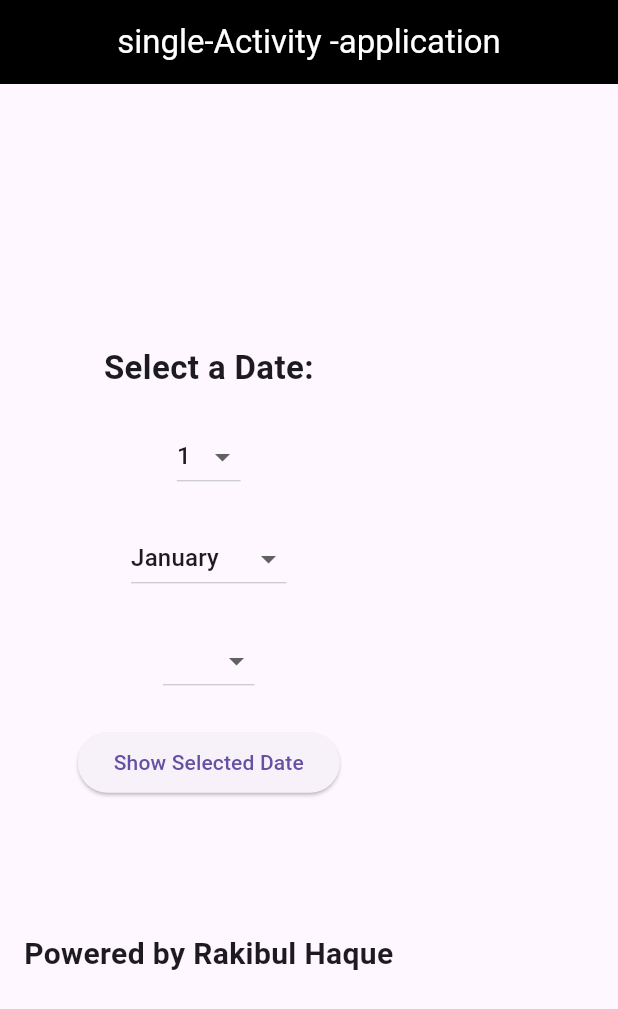
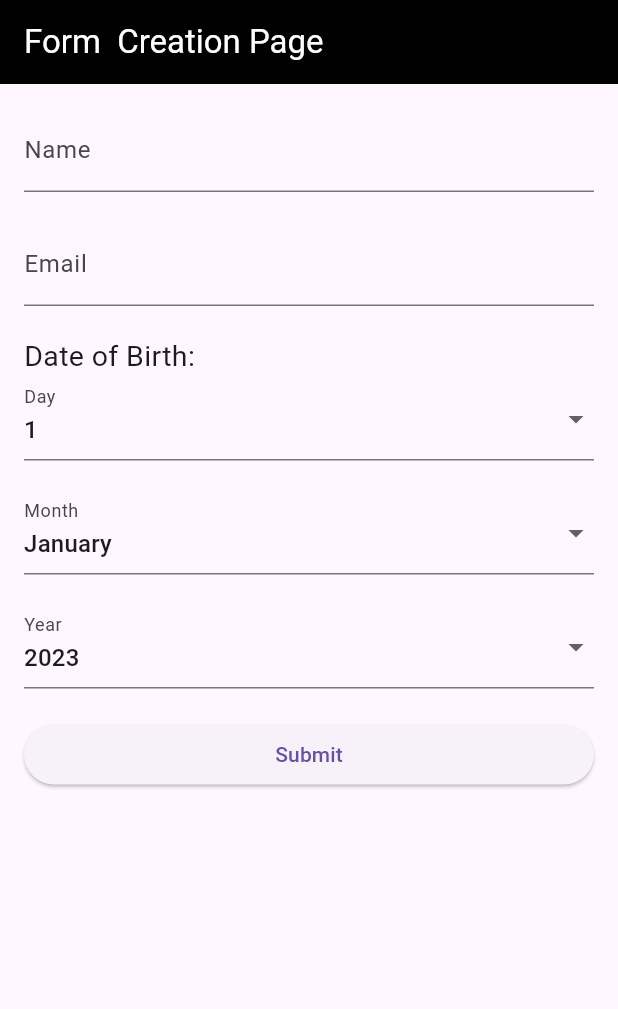
Before and after one commit to nighttourist/ecommerce, a Flutter app: the screen it shows after launch, on a phone screen of 412 x 824 dp. Shown: the top 1009 px of the screen. Run offline on Flutter 3.47's test engine with Material 3 defaults, Android fonts, the phone set to English and light mode, and no system bars.

Commit message:
3rd lab changes

```diff
--- /dev/null
+++ b/lib/form_page.dart
@@ -0,0 +1,173 @@
+import 'package:flutter/material.dart';
+import 'result_page.dart'; // Import the ResultPage to navigate to it
+
+class FormPage extends StatefulWidget {
+  @override
+  _FormPageState createState() => _FormPageState();
+}
+
+class _FormPageState extends State<FormPage> {
+  final _formKey = GlobalKey<FormState>();
+  String _selectedDay = '1';
+  String _selectedMonth = 'January';
+  String _selectedYear = '2023';
+  String _name = '';
+  String _email = '';
+
+  @override
+  Widget build(BuildContext context) {
+    return Scaffold(
+      appBar: AppBar(
+        title: Text('Form  Creation Page'),
+        backgroundColor: Colors.black,
+        foregroundColor: Colors.white,
+      ),
+      body: SingleChildScrollView(
+        // Make the form scrollable
+        child: Padding(
+          padding: const EdgeInsets.all(16.0),
+          child: Form(
+            key: _formKey,
+            child: Column(
+              mainAxisAlignment: MainAxisAlignment.center,
+              crossAxisAlignment: CrossAxisAlignment.stretch,
+              children: [
+                // Name TextField
+                TextFormField(
+                  decoration: InputDecoration(labelText: 'Name'),
+                  validator: (value) {
+                    if (value == null || value.isEmpty) {
+                      return 'Please enter your name';
+                    }
+                    return null;
+                  },
+                  onSaved: (value) {
+                    _name = value!;
+                  },
+                ),
+                SizedBox(height: 20),
+
+                // Email TextField
+                TextFormField(
+                  decoration: InputDecoration(labelText: 'Email'),
+                  validator: (value) {
+                    if (value == null || value.isEmpty) {
+                      return 'Please enter your email';
+                    } else if (!RegExp(r'^[^@]+@[^@]+\.[^@]+')
+                        .hasMatch(value)) {
+                      return 'Please enter a valid email address';
+                    }
+                    return null;
+                  },
+                  onSaved: (value) {
+                    _email = value!;
+                  },
+                ),
+                SizedBox(height: 20),
+                Text(
+                  'Date of Birth:',
+                  style: TextStyle(
+                    fontSize: 19,
+                  ),
+                ),
+                // Day Spinner
+                DropdownButtonFormField<String>(
+                  value: _selectedDay,
+                  decoration: InputDecoration(labelText: 'Day'),
+                  onChanged: (String? newValue) {
+                    setState(() {
+                      _selectedDay = newValue!;
+                    });
+                  },
+                  items: List<String>.generate(
+                          31, (index) => (index + 1).toString())
+                      .map<DropdownMenuItem<String>>((String value) {
+                    return DropdownMenuItem<String>(
+                      value: value,
+                      child: Text(value),
+                    );
+                  }).toList(),
+                ),
+                SizedBox(height: 20),
+
+                // Month Spinner
+                DropdownButtonFormField<String>(
+                  value: _selectedMonth,
+                  decoration: InputDecoration(labelText: 'Month'),
+                  onChanged: (String? newValue) {
+                    setState(() {
+                      _selectedMonth = newValue!;
+                    });
+                  },
+                  items: <String>[
+                    'January',
+                    'February',
+                    'March',
+                    'April',
+                    'May',
+                    'June',
+                    'July',
+                    'August',
+                    'September',
+                    'October',
+                    'November',
+                    'December'
+                  ].map<DropdownMenuItem<String>>((String value) {
+                    return DropdownMenuItem<String>(
+                      value: value,
+                      child: Text(value),
+                    );
+                  }).toList(),
+                ),
+                SizedBox(height: 20),
+
+                // Year Spinner
+                DropdownButtonFormField<String>(
+                  value: _selectedYear,
+                  decoration: InputDecoration(labelText: 'Year'),
+                  onChanged: (String? newValue) {
+                    setState(() {
+                      _selectedYear = newValue!;
+                    });
+                  },
+                  items: List<String>.generate(
+                          50, (index) => (2023 - index).toString())
+                      .map<DropdownMenuItem<String>>((String value) {
+                    return DropdownMenuItem<String>(
+                      value: value,
+                      child: Text(value),
+                    );
+                  }).toList(),
+                ),
+                SizedBox(height: 20),
+
+                // Submit Button
+                ElevatedButton(
+                  onPressed: () {
+                    if (_formKey.currentState!.validate()) {
+                      _formKey.currentState!.save();
+                      // Navigate to ResultPage with the form data
+                      Navigator.push(
+                        context,
+                        MaterialPageRoute(
+                          builder: (context) => ResultPage(
+                            name: _name,
+                            email: _email,
+                            day: _selectedDay,
+                            month: _selectedMonth,
+                            year: _selectedYear,
+                          ),
+                        ),
+                      );
+                    }
+                  },
+                  child: Text('Submit'),
+                ),
+              ],
+            ),
+          ),
+        ),
+      ),
+    );
+  }
+}
--- a/lib/main.dart
+++ b/lib/main.dart
@@ -1,4 +1,6 @@
 import 'package:flutter/material.dart';
+import 'form_page.dart'; // Import the FormPage
+import 'result_page.dart'; // Import the ResultPage
 
 void main() {
   runApp(MyApp());
@@ -8,131 +10,12 @@ class MyApp extends StatelessWidget {
   @override
   Widget build(BuildContext context) {
     return MaterialApp(
-      title: 'single-Activity -application',
+      title: 'Double Activity App',
       theme: ThemeData(
         primarySwatch: Colors.blue,
       ),
-      home: HomePage(),
-      debugShowCheckedModeBanner: false,
+      home: FormPage(),
+      debugShowCheckedModeBanner: false, // Set FormPage as the initial page
     );
   }
 }
-
-class HomePage extends StatefulWidget {
-  @override
-  _HomePageState createState() => _HomePageState();
-}
-
-class _HomePageState extends State<HomePage> {
-  String _selectedDay = '1';
-  String _selectedMonth = 'January';
-  String _selectedYear = '2024';
-  String _selectedDate = '';
-
-  @override
-  Widget build(BuildContext context) {
-    return Scaffold(
-      appBar: AppBar(
-        title: Text('single-Activity -application'),
-        backgroundColor: Colors.black,
-        foregroundColor: Colors.white,
-        centerTitle: true,
-      ),
-      body: Padding(
-        padding: const EdgeInsets.all(16.0),
-        child: Column(
-          mainAxisAlignment: MainAxisAlignment.center,
-          crossAxisAlignment: CrossAxisAlignment.center,
-          children: [
-            Text(
-              'Select a Date:',
-              style: TextStyle(fontSize: 22, fontWeight: FontWeight.bold),
-            ),
-            SizedBox(height: 20),
-            DropdownButton<String>(
-              value: _selectedDay,
-              onChanged: (String? newValue) {
-                setState(() {
-                  _selectedDay = newValue!;
-                });
-              },
-              items:
-                  List<String>.generate(31, (index) => (index + 1).toString())
-                      .map<DropdownMenuItem<String>>((String value) {
-                return DropdownMenuItem<String>(
-                  value: value,
-                  child: Text(value),
-                );
-              }).toList(),
-            ),
-            SizedBox(height: 20),
-            DropdownButton<String>(
-              value: _selectedMonth,
-              onChanged: (String? newValue) {
-                setState(() {
-                  _selectedMonth = newValue!;
-                });
-              },
-              items: <String>[
-                'January',
-                'February',
-                'March',
-                'April',
-                'May',
-                'June',
-                'July',
-                'August',
-                'September',
-                'October',
-                'November',
-                'December'
-              ].map<DropdownMenuItem<String>>((String value) {
-                return DropdownMenuItem<String>(
-                  value: value,
-                  child: Text(value),
-                );
-              }).toList(),
-            ),
-            SizedBox(height: 20),
-            DropdownButton<String>(
-              value: _selectedYear,
-              onChanged: (String? newValue) {
-                setState(() {
-                  _selectedYear = newValue!;
-                });
-              },
-              items: List<String>.generate(
-                      50, (index) => (2023 - index).toString())
-                  .map<DropdownMenuItem<String>>((String value) {
-                return DropdownMenuItem<String>(
-                  value: value,
-                  child: Text(value),
-                );
-              }).toList(),
-            ),
-            SizedBox(height: 20),
-            ElevatedButton(
-              onPressed: () {
-                setState(() {
-                  _selectedDate =
-                      'Selected Date: $_selectedDay $_selectedMonth $_selectedYear';
-                });
-              },
-              child: Text('Show Selected Date'),
-            ),
-            SizedBox(height: 20),
-            Text(
-              _selectedDate,
-              style: TextStyle(fontSize: 20, fontWeight: FontWeight.bold),
-            ),
-            SizedBox(height: 40),
-            Text(
-              'Powered by Rakibul Haque',
-              style: TextStyle(fontSize: 20, fontWeight: FontWeight.bold),
-            ),
-          ],
-        ),
-      ),
-    );
-  }
-}
--- /dev/null
+++ b/lib/result_page.dart
@@ -0,0 +1,50 @@
+import 'package:flutter/material.dart';
+
+class ResultPage extends StatelessWidget {
+  final String name;
+  final String email;
+  final String day;
+  final String month;
+  final String year;
+
+  ResultPage({
+    required this.name,
+    required this.email,
+    required this.day,
+    required this.month,
+    required this.year,
+  });
+
+  @override
+  Widget build(BuildContext context) {
+    return Scaffold(
+      appBar: AppBar(
+        title: Text('Data Entry', style: TextStyle()),
+        foregroundColor: Colors.white,
+        backgroundColor: Colors.black,
+      ),
+      body: Padding(
+        padding: const EdgeInsets.all(16.0),
+        child: Column(
+          mainAxisAlignment: MainAxisAlignment.center,
+          crossAxisAlignment: CrossAxisAlignment.stretch,
+          children: [
+            Text('Name: $name', style: TextStyle(fontSize: 18)),
+            SizedBox(height: 10),
+            Text('Email: $email', style: TextStyle(fontSize: 18)),
+            SizedBox(height: 10),
+            Text('Date of Birth: $day $month $year',
+                style: TextStyle(fontSize: 18)),
+            SizedBox(height: 20),
+            ElevatedButton(
+              onPressed: () {
+                Navigator.pop(context);
+              },
+              child: Text('Go Back'),
+            ),
+          ],
+        ),
+      ),
+    );
+  }
+}
```
